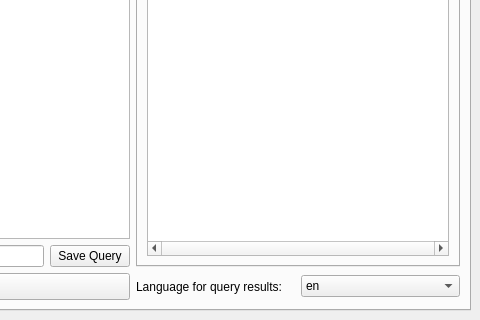
This is dialogs/ui/sparql_unicorn_dialog_base.ui in sparqlunicorn/sparqlunicornGoesGIS as Qt 5 draws it before an edit; both pictures show x 717 to 1197 and y 430 to 750 of the 1197 by 750 pixel window. The edited form follows.
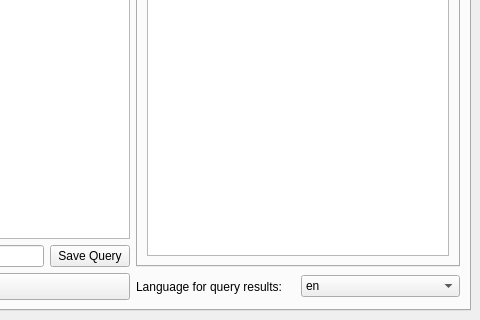
This is the edited form. The open tabs and pages were chosen to show the change. Icons and pictures are not drawn.

The edit to the form file:
```diff
--- a/dialogs/ui/sparql_unicorn_dialog_base.ui
+++ b/dialogs/ui/sparql_unicorn_dialog_base.ui
@@ -183,7 +183,7 @@
                <enum>Qt::CustomContextMenu</enum>
               </property>
               <property name="horizontalScrollBarPolicy">
-               <enum>Qt::ScrollBarAlwaysOn</enum>
+               <enum>Qt::ScrollBarAsNeeded</enum>
               </property>
               <property name="editTriggers">
                <set>QAbstractItemView::NoEditTriggers</set>
```
Left out of the diff: 4 changed lines with no effect on the pictures.
